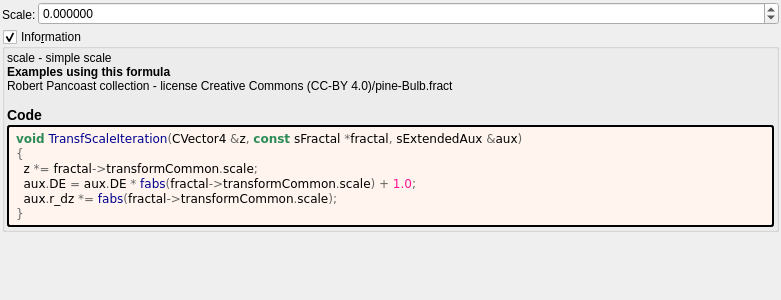
Above: mandelbulber2/formula/ui/transf_scale.ui from buddhi1980/mandelbulber2 before the change. Below: the same form after it.
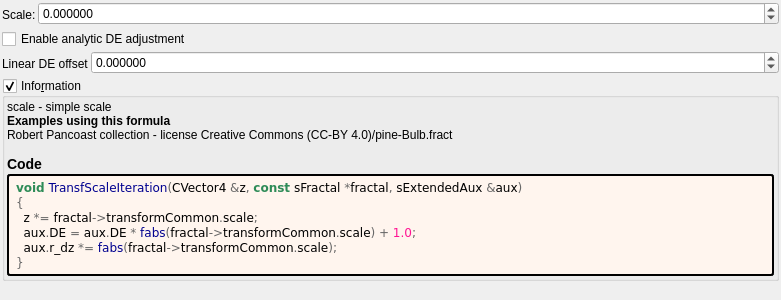
That is the form after the change. Custom widgets are drawn as their Qt base class.

```diff
--- a/mandelbulber2/formula/ui/transf_scale.ui
+++ b/mandelbulber2/formula/ui/transf_scale.ui
@@ -71,6 +71,64 @@
      </item>
     </layout>
    </item>
+   <item>
+    <widget class="QCheckBox" name="checkBox_transf_function_enabled_false">
+     <property name="enabled">
+      <bool>true</bool>
+     </property>
+     <property name="font">
+      <font>
+       <weight>50</weight>
+       <bold>false</bold>
+      </font>
+     </property>
+     <property name="text">
+      <string>Enable analytic DE adjustment</string>
+     </property>
+    </widget>
+   </item>
+   <item>
+    <layout class="QGridLayout" name="gridLayout_2" columnstretch="0,1">
+     <property name="spacing">
+      <number>2</number>
+     </property>
+     <item row="0" column="0" rowspan="2">
+      <widget class="QLabel" name="label_109">
+       <property name="text">
+        <string>Linear DE offset</string>
+       </property>
+      </widget>
+     </item>
+     <item row="0" column="1">
+      <widget class="MyDoubleSpinBox" name="spinbox_analyticDE_offset_0">
+       <property name="sizePolicy">
+        <sizepolicy hsizetype="Minimum" vsizetype="Maximum">
+         <horstretch>0</horstretch>
+         <verstretch>0</verstretch>
+        </sizepolicy>
+       </property>
+       <property name="prefix">
+        <string/>
+       </property>
+       <property name="suffix">
+        <string/>
+       </property>
+       <property name="decimals">
+        <number>6</number>
+       </property>
+       <property name="minimum">
+        <double>-99.989999999999995</double>
+       </property>
+       <property name="maximum">
+        <double>99.989999999999995</double>
+       </property>
+       <property name="singleStep">
+        <double>0.100000000000000</double>
+       </property>
+      </widget>
+     </item>
+    </layout>
+   </item>
    <item>
     <widget class="MyGroupBox" name="groupCheck_info">
      <property name="title">
```
Left out of the diff: 21 changed lines with no effect on the pictures.
